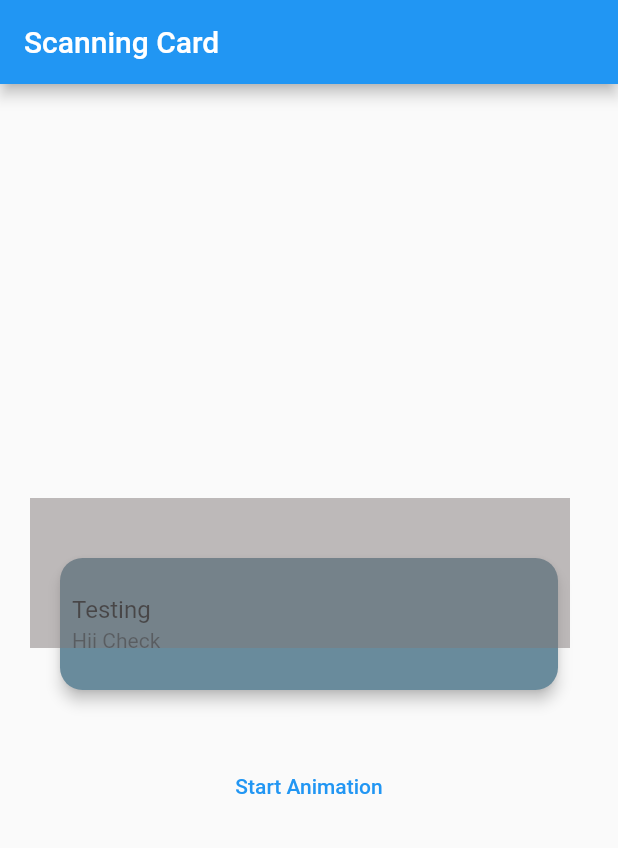
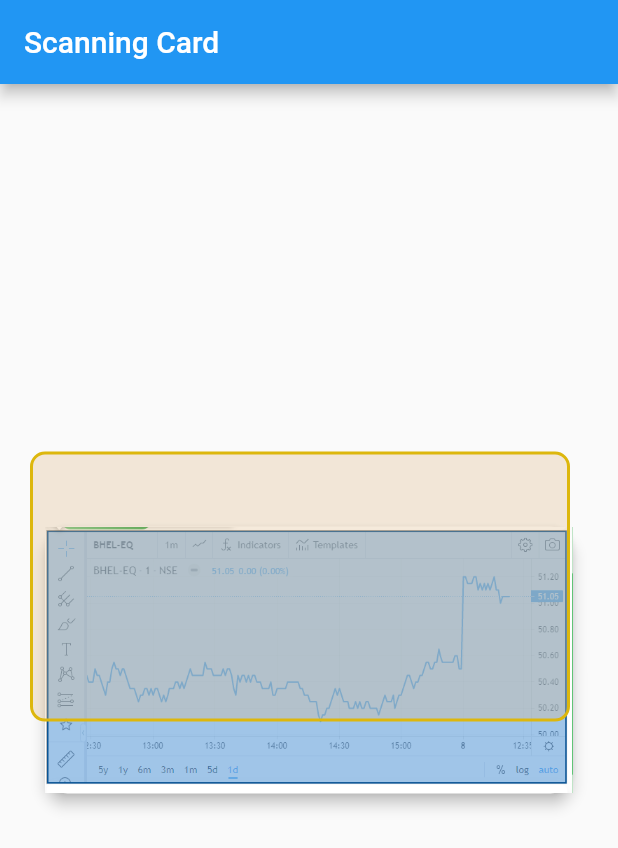
Before and after one commit to Sajna-N/flutter-animation, a Flutter app: the screen it shows after launch, on a phone screen of 412 x 824 dp. Shown: the top 848 px of the screen. Run offline on Flutter 3.47's test engine with Material 2 defaults, Android fonts, the phone set to English and light mode, and no system bars.

Commit message:
animation changes

```diff
--- a/lib/animation/scanning_animation.dart
+++ b/lib/animation/scanning_animation.dart
@@ -2,8 +2,13 @@ import 'package:flutter/material.dart';
 
 class ScanningAnimation extends StatefulWidget {
   final bool isScanning;
+  final AnimationController animationController;
 
-  const ScanningAnimation({super.key, required this.isScanning});
+  const ScanningAnimation({
+    Key? key,
+    required this.isScanning,
+    required this.animationController,
+  }) : super(key: key);
 
   @override
   _ScanningAnimationState createState() => _ScanningAnimationState();
@@ -11,54 +16,30 @@ class ScanningAnimation extends StatefulWidget {
 
 class _ScanningAnimationState extends State<ScanningAnimation>
     with SingleTickerProviderStateMixin {
-  late AnimationController _animationController;
   late Animation<double> _animation;
 
   @override
   void initState() {
     super.initState();
-    _animationController = AnimationController(
-      duration: const Duration(seconds: 2),
-      vsync: this,
-    );
-    _animation = Tween<double>(begin: 0, end: 1).animate(_animationController)
-      ..addStatusListener((status) {
-        if (status == AnimationStatus.completed) {
-          _animationController.reverse();
-        } else if (status == AnimationStatus.dismissed) {
-          if (widget.isScanning) {
-            _animationController.forward();
-          }
-        }
-      });
+    _animation =
+        Tween<double>(begin: 0, end: 1).animate(widget.animationController);
+    // widget.animationController.addListener(() {
+    //   setState(() {});
+    // });
+    widget.animationController.repeat(reverse: true);
   }
 
   @override
   void dispose() {
-    _animationController.dispose();
+    widget.animationController.dispose();
     super.dispose();
   }
 
   @override
-  void didUpdateWidget(covariant ScanningAnimation oldWidget) {
-    if (widget.isScanning != oldWidget.isScanning) {
-      if (widget.isScanning) {
-        _animationController.forward();
-      } else {
-        _animationController.stop();
-      }
-    }
-    super.didUpdateWidget(oldWidget);
-  }
-
-  @override
   Widget build(BuildContext context) {
-    return AnimatedBuilder(
-      animation: _animation,
-      builder: (context, child) {
     const double cardWidth = 360;
-        const double cardHeight = 200;
-        const double rectangleHeight = 100;
+    const double cardHeight = 280;
+    const double rectangleHeight = 180;
     final double scanningPosition =
         _animation.value * (cardHeight - rectangleHeight);
 
@@ -67,12 +48,14 @@ class _ScanningAnimationState extends State<ScanningAnimation>
       child: Container(
         width: cardWidth,
         height: rectangleHeight,
+        decoration: BoxDecoration(
+          color: const Color.fromARGB(255, 223, 185, 135).withOpacity(0.3),
+          border: Border.all(
+              width: 2, color: const Color.fromARGB(255, 221, 183, 13)),
+          borderRadius: BorderRadius.circular(10),
+        ),
         margin: const EdgeInsets.symmetric(vertical: 0, horizontal: 20),
-            // color: Colors.white.withOpacity(0.5),
-            color: const Color.fromARGB(255, 129, 121, 121).withOpacity(0.5),
       ),
-        );
-      },
     );
   }
 }
--- a/lib/screens/scanning_page.dart
+++ b/lib/screens/scanning_page.dart
@@ -2,19 +2,41 @@ import 'package:flutter/material.dart';
 import 'package:scan_card/animation/scanning_animation.dart';
 
 class ScanningPage extends StatefulWidget {
-  const ScanningPage({super.key});
+  const ScanningPage({Key? key}) : super(key: key);
 
   @override
   _ScanningPageState createState() => _ScanningPageState();
 }
 
-class _ScanningPageState extends State<ScanningPage> {
+class _ScanningPageState extends State<ScanningPage>
+    with SingleTickerProviderStateMixin {
+  late AnimationController _animationController;
   bool _isScanning = false;
 
-  void toggleScanning() {
-    setState(() {
-      _isScanning = !_isScanning;
+  @override
+  void initState() {
+    super.initState();
+    _animationController = AnimationController(
+      duration: const Duration(seconds: 2),
+      vsync: this,
+    );
+    _animationController.addStatusListener((status) {
+      if (status == AnimationStatus.completed) {
+        _animationController.reverse();
+      } else if (status == AnimationStatus.dismissed) {
+        if (_isScanning) {
+          _animationController.forward();
+        }
+      }
     });
+    _animationController.forward();
+    _isScanning = true;
+  }
+
+  @override
+  void dispose() {
+    _animationController.dispose();
+    super.dispose();
   }
 
   @override
@@ -34,22 +56,21 @@ class _ScanningPageState extends State<ScanningPage> {
                     borderRadius: BorderRadius.circular(15),
                   ),
                   elevation: 4,
-                  margin: const EdgeInsets.all(40),
-                  color: const Color.fromARGB(255, 105, 139, 156),
-                  child: const ListTile(
-                    contentPadding: EdgeInsets.all(8),
-                    title: Text("Testing"),
-                    subtitle: Text("Hii Check"),
+                  margin: const EdgeInsets.fromLTRB(30, 60, 30, 60),
+                  child: Image.asset(
+                    'assets/images/logg.PNG',
+                    // fit: BoxFit.cover,
                   ),
                 ),
-                ScanningAnimation(isScanning: _isScanning),
+                ValueListenableBuilder(
+                    valueListenable: _animationController,
+                    builder: (context, snapshot, _) {
+                      return ScanningAnimation(
+                        isScanning: _isScanning,
+                        animationController: _animationController,
+                      );
+                    }),
               ],
-            ),
-            // const Text("Scanning Card"),
-            // const Text("Checking Demo"),
-            TextButton(
-              onPressed: toggleScanning,
-              child: Text(_isScanning ? 'Stop Animation' : 'Start Animation'),
             ),
           ],
         ),
--- a/pubspec.yaml
+++ b/pubspec.yaml
@@ -57,6 +57,9 @@ flutter:
   # included with your application, so that you can use the icons in
   # the material Icons class.
   uses-material-design: true
+  assets:
+    - assets/images/logg.PNG
+
 
   # To add assets to your application, add an assets section, like this:
   # assets:
```
Also changed, not shown: assets/images/logg.PNG (added). Lines whose indentation alone changed are shown as unchanged.
